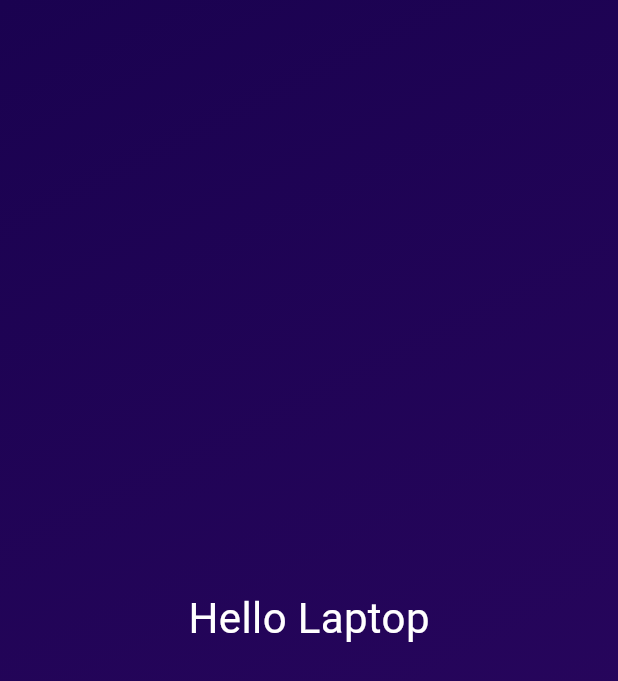
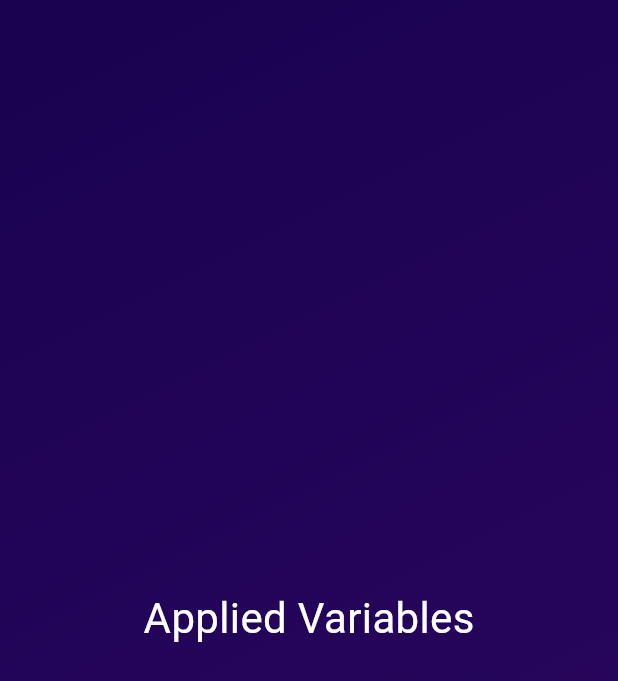
Before and after one commit to Waqas2332/Flutter-Development, a Flutter app: the screen it shows after launch, on a phone screen of 412 x 824 dp. Shown: the top 681 px of the screen. Run offline on Flutter 3.47's test engine with Material 3 defaults, Android fonts, the phone set to English and light mode, and no system bars.

Commit message:
Implemented Variables to increase reusability

```diff
--- a/dice_game/lib/gradient_container.dart
+++ b/dice_game/lib/gradient_container.dart
@@ -2,7 +2,6 @@ import 'package:dice_game/styled_text.dart';
 import 'package:flutter/material.dart';
 
 class GradientContainer extends StatelessWidget {
-
   // super runs the constructor function of parent class
   // key is required by StatelessWidget class
   // main purpose of constructor is to forward the key parameter to parent class
@@ -23,7 +22,7 @@ class GradientContainer extends StatelessWidget {
         ),
       ),
       child: const Center(
-        child: StyledText(),
+        child: StyledText("Applied Variables"),
       ),
     );
   }
--- a/dice_game/lib/styled_text.dart
+++ b/dice_game/lib/styled_text.dart
@@ -1,13 +1,14 @@
 import 'package:flutter/material.dart';
 
 class StyledText extends StatelessWidget {
-  const StyledText({super.key});
+  final String text;
+  const StyledText(this.text, {super.key});
 
   @override
   build(context) {
-    return const Text(
-      "Hello Laptop",
-      style: TextStyle(color: Colors.white, fontSize: 28),
+    return Text(
+      text,
+      style: const TextStyle(color: Colors.white, fontSize: 28),
     );
   }
 }
```
